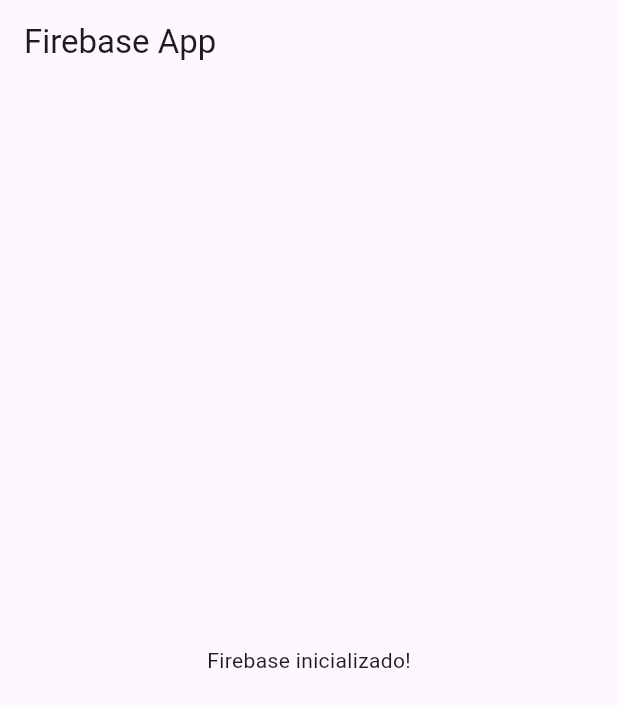
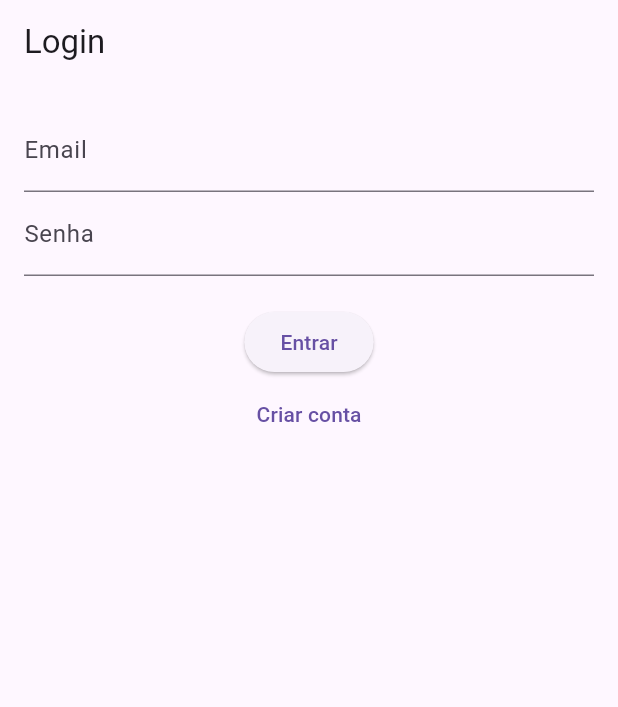
Before and after one commit to Aluno531/ProvaAndre, a Flutter app: the screen it shows after launch, on a phone screen of 412 x 824 dp. Shown: the top 707 px of the screen. Run offline on Flutter 3.47's test engine with Material 3 defaults, Android fonts, the phone set to English and light mode, and no system bars; our stand-ins replace firebase_auth, firebase_core; accounts and stored records are empty.

Commit message:
autenticação de usuário

```diff
--- a/lib/main.dart
+++ b/lib/main.dart
@@ -1,28 +1,40 @@
 import 'package:flutter/material.dart';
 import 'package:firebase_core/firebase_core.dart';
-// Importe as opções geradas pelo FlutterFire CLI
+
+// Arquivo gerado pelo FlutterFire CLI
 import 'firebase_options.dart';
 
+
+import 'pages/login_page.dart';
+import 'pages/home_page.dart';
+
 void main() async {
-  // Garante que os bindings do Flutter foram inicializados
   WidgetsFlutterBinding.ensureInitialized();
 
-  // Inicializa o Firebase usando as opções da plataforma atual
+  // Inicializa o Firebase
   await Firebase.initializeApp(
     options: DefaultFirebaseOptions.currentPlatform,
   );
 
-  runApp(MyApp());
+  runApp(const MyApp());
 }
 
 class MyApp extends StatelessWidget {
+  const MyApp({super.key});
+
   @override
   Widget build(BuildContext context) {
     return MaterialApp(
-      home: Scaffold(
-        appBar: AppBar(title: Text('Firebase App')),
-        body: Center(child: Text('Firebase inicializado!')),
-      ),
+      debugShowCheckedModeBanner: false,
+
+      // Rota inicial
+      initialRoute: '/',
+
+      // Definição de rotas
+      routes: {
+        '/': (_) => const LoginPage(),
+        '/home': (_) => HomePage(),
+      },
     );
   }
 }
--- /dev/null
+++ b/lib/pages/login_page.dart
@@ -0,0 +1,74 @@
+import 'package:flutter/material.dart';
+import '../services/auth_service.dart';
+import 'register_page.dart';
+
+class LoginPage extends StatefulWidget {
+  const LoginPage({super.key});
+
+  @override
+  State<LoginPage> createState() => _LoginPageState();
+}
+
+class _LoginPageState extends State<LoginPage> {
+  final emailController = TextEditingController();
+  final passwordController = TextEditingController();
+  final auth = AuthService();
+
+  bool loading = false;
+
+  void login() async {
+    setState(() => loading = true);
+
+    String? result = await auth.signIn(
+      emailController.text.trim(),
+      passwordController.text.trim(),
+    );
+
+    setState(() => loading = false);
+
+    if (result == null) {
+      Navigator.pushReplacementNamed(context, '/home');
+    } else {
+      ScaffoldMessenger.of(context).showSnackBar(
+        SnackBar(content: Text(result)),
+      );
+    }
+  }
+
+  @override
+  Widget build(BuildContext context) {
+    return Scaffold(
+      appBar: AppBar(title: Text('Login')),
+      body: Padding(
+        padding: const EdgeInsets.all(16),
+        child: Column(
+          children: [
+            TextField(
+              controller: emailController,
+              decoration: InputDecoration(labelText: 'Email'),
+            ),
+            TextField(
+              controller: passwordController,
+              obscureText: true,
+              decoration: InputDecoration(labelText: 'Senha'),
+            ),
+            const SizedBox(height: 20),
+            loading
+                ? CircularProgressIndicator()
+                : ElevatedButton(
+                    onPressed: login,
+                    child: Text('Entrar'),
+                  ),
+            TextButton(
+              onPressed: () {
+                Navigator.push(context,
+                    MaterialPageRoute(builder: (_) => RegisterPage()));
+              },
+              child: Text('Criar conta'),
+            )
+          ],
+        ),
+      ),
+    );
+  }
+}
--- /dev/null
+++ b/lib/services/auth_service.dart
@@ -0,0 +1,33 @@
+import 'package:firebase_auth/firebase_auth.dart';
+
+class AuthService {
+  final FirebaseAuth _auth = FirebaseAuth.instance;
+
+  // Login
+  Future<String?> signIn(String email, String password) async {
+    try {
+      await _auth.signInWithEmailAndPassword(email: email, password: password);
+      return null; // sucesso
+    } on FirebaseAuthException catch (e) {
+      return e.message;
+    }
+  }
+
+  // Criar conta
+  Future<String?> register(String email, String password) async {
+    try {
+      await _auth.createUserWithEmailAndPassword(email: email, password: password);
+      return null; // sucesso
+    } on FirebaseAuthException catch (e) {
+      return e.message;
+    }
+  }
+
+  // Logout
+  Future signOut() async {
+    await _auth.signOut();
+  }
+
+  // Usuário atual
+  User? get currentUser => _auth.currentUser;
+}
```
Also changed, not shown: lib/pages/home_page.dart (added, +29 -0 lines), lib/pages/register_page.dart (added, +77 -0 lines), 1 other file.
